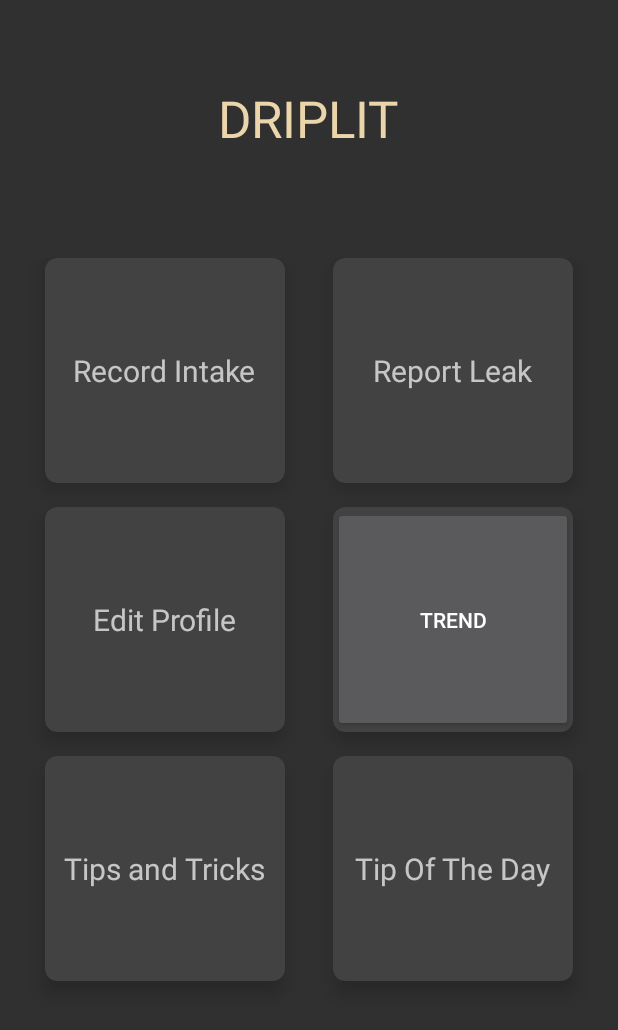
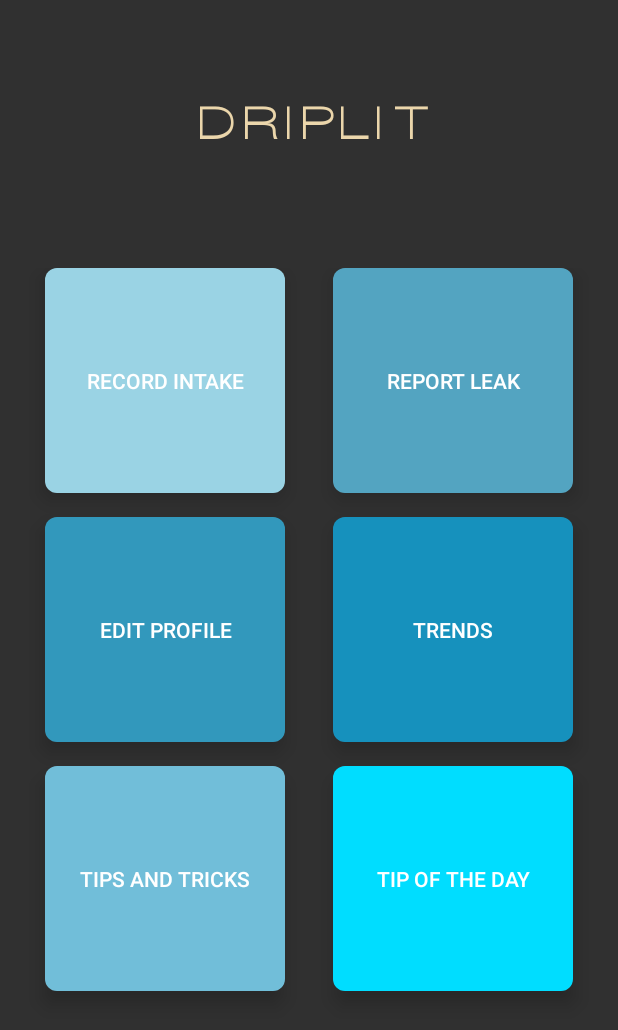
Before and after one commit to CodeineCentrix/Driplit, an Android app: the Mainmenu screen opened directly, with no data from a screen before it, on a phone screen of 412 x 824 dp. Shown: the top 1030 px of the screen. Run offline under Robolectric (Android 15) with nearby library versions, the phone set to English and light mode, and no system bars.

Commit message:
Tried Working on Register screen, got defeated, tried linking Main Menu buttons onClick to TabItems(Fragments) got defeated managed to fix some layout issues, so i did'nt get defeated that bad.

```diff
--- /dev/null
+++ b/app/src/main/res/drawable/ic_glass_of_water.xml
@@ -0,0 +1,5 @@
+<vector android:height="24dp" android:viewportHeight="27.25"
+    android:viewportWidth="27.25" android:width="24dp" xmlns:android="http://schemas.android.com/apk/res/android">
+    <path android:fillColor="#FF000000" android:pathData="M20.875,27.25h-14.5c-0.254,0 -0.468,-0.19 -0.497,-0.443l-3,-26.25c-0.016,-0.142 0.029,-0.283 0.124,-0.39S3.232,0 3.375,0h20.5c0.143,0 0.278,0.061 0.373,0.167s0.14,0.248 0.124,0.39l-3,26.25C21.343,27.06 21.129,27.25 20.875,27.25zM6.821,26.25h13.607L23.314,1H3.936L6.821,26.25z"/>
+    <path android:fillColor="#FF000000" android:pathData="M22.688,11.593H4.65c-0.276,0 -0.5,-0.224 -0.5,-0.5s0.224,-0.5 0.5,-0.5h18.037c0.276,0 0.5,0.224 0.5,0.5S22.964,11.593 22.688,11.593z"/>
+</vector>
--- a/app/src/main/res/layout/activity_mainmenu.xml
+++ b/app/src/main/res/layout/activity_mainmenu.xml
@@ -14,12 +14,17 @@
 
         <TextView
             android:id="@+id/txtGrid"
-            android:text="DRIPLIT"
+            android:layout_width="wrap_content"
+            android:layout_height="wrap_content"
+            android:layout_centerHorizontal="true"
+            android:layout_centerVertical="true"
+            android:fontFamily="@font/disco"
+            android:text="@string/app_name"
+            android:textAllCaps="false"
+            android:textColor="@color/lightdarkerorange"
             android:textSize="34sp"
-            android:textColor="@color/lightdarkerorange"
-            android:layout_centerInParent="true"
-            android:layout_width="wrap_content"
-            android:layout_height="wrap_content" />
+            android:textStyle="bold"
+            tools:targetApi="jelly_bean" />
 
 </RelativeLayout>
 
@@ -42,14 +47,15 @@
             android:layout_marginLeft="16dp"
             android:layout_marginRight="16dp"
             app:cardCornerRadius="8dp"
-            app:cardElevation="8dp">
+            app:cardElevation="8dp" tools:targetApi="lollipop">
 
-            <TextView
-                android:layout_width="wrap_content"
-                android:layout_height="wrap_content"
-                android:layout_gravity="center_horizontal|center_vertical"
+            <Button
+                android:id="@+id/btnRecordIntake"
+                android:layout_width="match_parent"
+                android:layout_height="match_parent"
+                android:background="@color/shade1"
                 android:text="@string/record_intake"
-                android:textSize="20sp"/>
+                />
         </android.support.v7.widget.CardView>
         <!--Column 1 -->
         <!--Row 1-->
@@ -61,14 +67,15 @@
             android:layout_marginLeft="16dp"
             android:layout_marginRight="16dp"
             app:cardCornerRadius="8dp"
-            app:cardElevation="8dp">
+            app:cardElevation="8dp" tools:targetApi="lollipop">
 
-            <TextView
-                android:layout_width="wrap_content"
-                android:layout_height="wrap_content"
-                android:layout_gravity="center_horizontal|center_vertical"
+            <Button
+                android:id="@+id/btnReportLeak"
+                android:layout_width="match_parent"
+                android:layout_height="match_parent"
+                android:background="@color/shade2"
                 android:text="@string/report_leak"
-                android:textSize="20sp"/>
+                />
         </android.support.v7.widget.CardView>
         <!--Column 2 -->
         <!--Row2-->
@@ -80,14 +87,15 @@
             android:layout_marginLeft="16dp"
             android:layout_marginRight="16dp"
             app:cardCornerRadius="8dp"
-            app:cardElevation="8dp">
+            app:cardElevation="8dp" tools:targetApi="lollipop">
 
-            <TextView
-                android:layout_width="wrap_content"
-                android:layout_height="wrap_content"
-                android:layout_gravity="center_horizontal|center_vertical"
+            <Button
+                android:id="@+id/btnEditProfile"
+                android:layout_width="match_parent"
+                android:layout_height="match_parent"
+                android:background="@color/shade4"
                 android:text="@string/edit_profile"
-                android:textSize="20sp"/>
+                android:onClick="EditProfileScreen"/>
         </android.support.v7.widget.CardView>
         <!--Column1-->
         <!--Row2-->
@@ -99,13 +107,15 @@
             android:layout_marginLeft="16dp"
             android:layout_marginRight="16dp"
             app:cardCornerRadius="8dp"
-            app:cardElevation="8dp">
+            app:cardElevation="8dp" tools:targetApi="lollipop">
 
             <Button
                 android:id="@+id/btnTrend"
                 android:layout_width="match_parent"
                 android:layout_height="match_parent"
-                android:text="Trend" />
+                android:background="@color/shade5"
+                android:text="@string/trend"
+                />
         </android.support.v7.widget.CardView>
         <!--Column2-->
         <!--Row3-->
@@ -117,14 +127,15 @@
             android:layout_marginLeft="16dp"
             android:layout_marginRight="16dp"
             app:cardCornerRadius="8dp"
-            app:cardElevation="8dp">
+            app:cardElevation="8dp" tools:targetApi="lollipop">
 
-            <TextView
-                android:layout_width="wrap_content"
-                android:layout_height="wrap_content"
-                android:layout_gravity="center_horizontal|center_vertical"
+            <Button
+                android:id="@+id/btnTipsTricks"
+                android:layout_width="match_parent"
+                android:layout_height="match_parent"
+                android:background="@color/shade6"
                 android:text="@string/tricks_tips"
-                android:textSize="20sp"/>
+                />
         </android.support.v7.widget.CardView>
         <!--Column1-->
         <!--Row3-->
@@ -136,29 +147,20 @@
             android:layout_marginLeft="16dp"
             android:layout_marginRight="16dp"
             app:cardCornerRadius="8dp"
-            app:cardElevation="8dp">
+            app:cardElevation="8dp" tools:targetApi="lollipop">
 
-            <TextView
-                android:layout_width="wrap_content"
-                android:layout_height="wrap_content"
-                android:layout_gravity="center_horizontal|center_vertical"
+            <Button
+                android:id="@+id/btnTOfDay"
+                android:layout_width="match_parent"
+                android:layout_height="match_parent"
+                android:background="@android:color/holo_blue_bright"
                 android:text="@string/tipoftheday"
-                android:textSize="20sp"/>
+                />
         </android.support.v7.widget.CardView>
         <!--Column2-->
 
 
     </GridLayout>
-    <LinearLayout
-        android:layout_width="wrap_content"
-        android:layout_height="wrap_content"
-        android:layout_gravity="center_horizontal|center_vertical"
-        android:layout_margin="16dp"
-        android:orientation="vertical">
-
-
-
-    </LinearLayout>
 
 
 </LinearLayout>
--- a/app/src/main/res/layout/activity_tab_menu.xml
+++ b/app/src/main/res/layout/activity_tab_menu.xml
@@ -23,14 +23,14 @@
             <Button
                 android:id="@+id/btnHome"
                 style="@style/Widget.AppCompat.Button.Small"
-                android:layout_width="71dp"
+                android:layout_width="0dp"
                 android:layout_height="33dp"
                 android:layout_marginLeft="300dp"
                 android:layout_weight="1"
                 android:padding="5dp"
                 android:paddingBottom="5dp"
                 android:text="@string/home"
-                android:textSize="12sp" />
+                android:textSize="12sp" android:layout_marginStart="300dp"/>
         </LinearLayout>
 
         <android.support.design.widget.TabLayout
--- a/app/src/main/res/values/colors.xml
+++ b/app/src/main/res/values/colors.xml
@@ -12,4 +12,12 @@
     <color name="white">#f2f2f2</color>
     <color name="aImaginary">#b9cbd2</color>
     <color name="darkerblue">#2091c6</color>
+
+    <!--Main menu colors-->
+    <color name="shade1">#9ad3e4</color>
+    <color name="shade2">#53a4c1</color>
+    <color name="shade3">#00c5ff</color>
+    <color name="shade4">#3298bc</color>
+    <color name="shade5">#1691bd</color>
+    <color name="shade6">#71bed9</color>
 </resources>
--- a/app/src/main/res/values/strings.xml
+++ b/app/src/main/res/values/strings.xml
@@ -1,5 +1,5 @@
 <resources>
-    <string name="app_name">Driplit</string>
+    <string name="app_name">DRIPLIT</string>
     <string name="fullname">FULLNAME</string>
     <string name="password">PASSWORD</string>
     <string name="login">LOGIN</string>
@@ -26,7 +26,6 @@
     <string name="tipoftheday">Tip Of The Day</string>
     <string name="intake_trend">Intake Trend</string>
     <string name="trend">Trends</string>
-    <string name="jugjes">Record Intake</string>
     <string name="home">Home</string>
     <string name="chart_label">Weeks</string>
     <string name="show_more">">"</string>
```
Also changed, not shown: app/src/main/java/com/example/s215131746/driplit/Mainmenu.java (+21 -0 lines), app/src/main/java/com/example/s215131746/driplit/Register.java (+37 -14 lines), app/src/main/java/com/example/s215131746/driplit/bll.java (+6 -11 lines), app/src/main/res/layout/activity_edit_profile.xml (+14 -40 lines).
